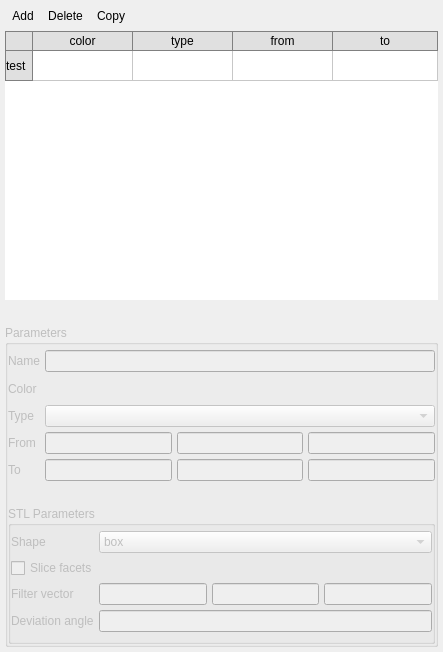
Above: gui/uifiles/regions.ui from truongd8593/mfix before the change. Below: the same form after it.
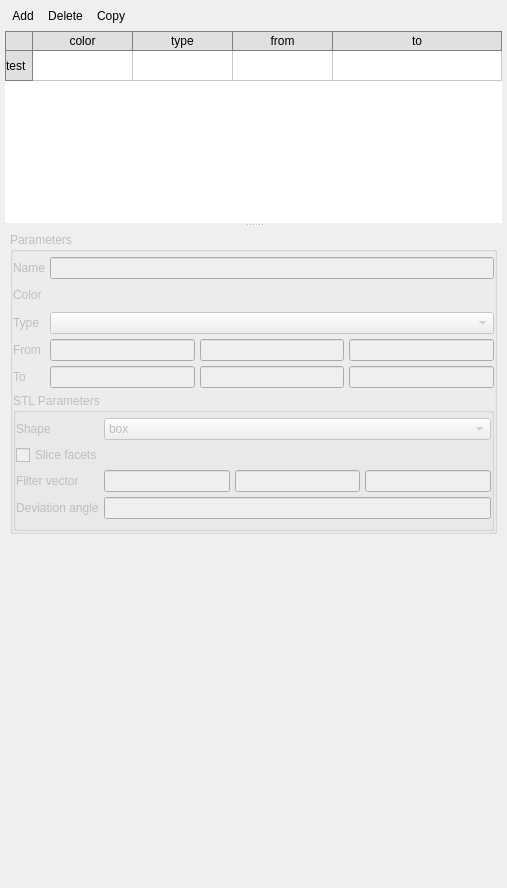
That is the form after the change. Custom widgets are drawn as their Qt base class.

Commit message: updated regions.ui file removed redundant import in project.py removed unneeded set selection mode in regions.py

Diff of the .ui file:
```diff
--- a/gui/uifiles/regions.ui
+++ b/gui/uifiles/regions.ui
@@ -6,8 +6,8 @@
    <rect>
     <x>0</x>
     <y>0</y>
-    <width>443</width>
-    <height>652</height>
+    <width>507</width>
+    <height>888</height>
    </rect>
   </property>
   <layout class="QVBoxLayout" name="verticalLayout_5">
@@ -19,6 +19,12 @@
    </property>
    <item>
     <widget class="QFrame" name="frame_18">
+     <property name="sizePolicy">
+      <sizepolicy hsizetype="Preferred" vsizetype="Fixed">
+       <horstretch>0</horstretch>
+       <verstretch>0</verstretch>
+      </sizepolicy>
+     </property>
      <property name="frameShape">
       <enum>QFrame::NoFrame</enum>
      </property>
@@ -79,7 +85,47 @@
     </widget>
    </item>
    <item>
+    <widget class="QSplitter" name="splitter">
+     <property name="enabled">
+      <bool>true</bool>
+     </property>
+     <property name="sizePolicy">
+      <sizepolicy hsizetype="Preferred" vsizetype="Expanding">
+       <horstretch>0</horstretch>
+       <verstretch>0</verstretch>
+      </sizepolicy>
+     </property>
+     <property name="orientation">
+      <enum>Qt::Vertical</enum>
+     </property>
+     <property name="childrenCollapsible">
+      <bool>false</bool>
+     </property>
     <widget class="Table" name="tablewidget_regions">
+      <property name="sizePolicy">
+       <sizepolicy hsizetype="Expanding" vsizetype="Minimum">
+        <horstretch>0</horstretch>
+        <verstretch>0</verstretch>
+       </sizepolicy>
+      </property>
+      <property name="minimumSize">
+       <size>
+        <width>0</width>
+        <height>0</height>
+       </size>
+      </property>
+      <property name="maximumSize">
+       <size>
+        <width>16777215</width>
+        <height>16777215</height>
+       </size>
+      </property>
+      <property name="baseSize">
+       <size>
+        <width>0</width>
+        <height>0</height>
+       </size>
+      </property>
      <property name="styleSheet">
       <string notr="true">QTableView{
   selection-background-color: #64B5F6;
@@ -139,6 +185,12 @@
      <attribute name="verticalHeaderVisible">
       <bool>true</bool>
      </attribute>
+      <attribute name="verticalHeaderCascadingSectionResizes">
+       <bool>false</bool>
+      </attribute>
+      <attribute name="verticalHeaderStretchLastSection">
+       <bool>false</bool>
+      </attribute>
      <row>
       <property name="text">
        <string>test</string>
@@ -165,28 +217,31 @@
       </property>
      </column>
     </widget>
-   </item>
-   <item>
-    <spacer name="verticalSpacer">
-     <property name="orientation">
-      <enum>Qt::Vertical</enum>
-     </property>
-     <property name="sizeType">
-      <enum>QSizePolicy::Maximum</enum>
-     </property>
-     <property name="sizeHint" stdset="0">
-      <size>
-       <width>20</width>
-       <height>20</height>
-      </size>
-     </property>
-    </spacer>
-   </item>
+     <widget class="QWidget" name="widget_lowerPane" native="true">
+      <property name="sizePolicy">
+       <sizepolicy hsizetype="Preferred" vsizetype="Expanding">
+        <horstretch>0</horstretch>
+        <verstretch>1</verstretch>
+       </sizepolicy>
+      </property>
+      <layout class="QVBoxLayout" name="verticalLayout">
+       <property name="spacing">
+        <number>5</number>
+       </property>
+       <property name="margin">
+        <number>5</number>
+       </property>
    <item>
     <widget class="QGroupBox" name="groupbox_region_parameters">
      <property name="enabled">
       <bool>false</bool>
      </property>
+         <property name="sizePolicy">
+          <sizepolicy hsizetype="Preferred" vsizetype="Fixed">
+           <horstretch>0</horstretch>
+           <verstretch>0</verstretch>
+          </sizepolicy>
+         </property>
      <property name="title">
       <string>Parameters</string>
      </property>
@@ -217,6 +272,12 @@
       </item>
       <item row="4" column="0">
        <widget class="QLabel" name="label_32">
+            <property name="sizePolicy">
+             <sizepolicy hsizetype="Preferred" vsizetype="Fixed">
+              <horstretch>0</horstretch>
+              <verstretch>0</verstretch>
+             </sizepolicy>
+            </property>
         <property name="text">
          <string>From</string>
         </property>
@@ -224,6 +285,12 @@
       </item>
       <item row="2" column="0">
        <widget class="QLabel" name="label_35">
+            <property name="sizePolicy">
+             <sizepolicy hsizetype="Preferred" vsizetype="Fixed">
+              <horstretch>0</horstretch>
+              <verstretch>0</verstretch>
+             </sizepolicy>
+            </property>
         <property name="text">
          <string>Type</string>
         </property>
@@ -243,6 +310,12 @@
       </item>
       <item row="5" column="0">
        <widget class="QLabel" name="label_33">
+            <property name="sizePolicy">
+             <sizepolicy hsizetype="Preferred" vsizetype="Fixed">
+              <horstretch>0</horstretch>
+              <verstretch>0</verstretch>
+             </sizepolicy>
+            </property>
         <property name="text">
          <string>To</string>
         </property>
@@ -253,16 +326,54 @@
       </item>
       <item row="0" column="0">
        <widget class="QLabel" name="label_34">
+            <property name="sizePolicy">
+             <sizepolicy hsizetype="Preferred" vsizetype="Fixed">
+              <horstretch>0</horstretch>
+              <verstretch>0</verstretch>
+             </sizepolicy>
+            </property>
         <property name="text">
          <string>Name</string>
         </property>
        </widget>
       </item>
+          <item row="4" column="3">
+           <widget class="LineEdit" name="lineedit_regions_from_z"/>
+          </item>
+          <item row="1" column="0">
+           <widget class="QLabel" name="label_4">
+            <property name="sizePolicy">
+             <sizepolicy hsizetype="Preferred" vsizetype="Fixed">
+              <horstretch>0</horstretch>
+              <verstretch>0</verstretch>
+             </sizepolicy>
+            </property>
+            <property name="text">
+             <string>Color</string>
+            </property>
+           </widget>
+          </item>
+          <item row="1" column="1">
+           <widget class="QToolButton" name="toolbutton_color">
+            <property name="text">
+             <string/>
+            </property>
+            <property name="autoRaise">
+             <bool>true</bool>
+            </property>
+           </widget>
+          </item>
       <item row="7" column="0" colspan="4">
        <widget class="QGroupBox" name="groupbox_stl">
         <property name="enabled">
          <bool>false</bool>
         </property>
+            <property name="sizePolicy">
+             <sizepolicy hsizetype="Preferred" vsizetype="Fixed">
+              <horstretch>0</horstretch>
+              <verstretch>0</verstretch>
+             </sizepolicy>
+            </property>
         <property name="title">
          <string>STL Parameters</string>
         </property>
@@ -294,6 +405,12 @@
          </item>
          <item row="2" column="0">
           <widget class="QLabel" name="label_2">
+               <property name="sizePolicy">
+                <sizepolicy hsizetype="Preferred" vsizetype="Fixed">
+                 <horstretch>0</horstretch>
+                 <verstretch>0</verstretch>
+                </sizepolicy>
+               </property>
            <property name="text">
             <string>Filter vector</string>
            </property>
@@ -304,6 +421,12 @@
          </item>
          <item row="0" column="0">
           <widget class="QLabel" name="label">
+               <property name="sizePolicy">
+                <sizepolicy hsizetype="Preferred" vsizetype="Fixed">
+                 <horstretch>0</horstretch>
+                 <verstretch>0</verstretch>
+                </sizepolicy>
+               </property>
            <property name="text">
             <string>Shape</string>
            </property>
@@ -328,6 +451,12 @@
          </item>
          <item row="3" column="0">
           <widget class="QLabel" name="label_3">
+               <property name="sizePolicy">
+                <sizepolicy hsizetype="Preferred" vsizetype="Fixed">
+                 <horstretch>0</horstretch>
+                 <verstretch>0</verstretch>
+                </sizepolicy>
+               </property>
            <property name="text">
             <string>Deviation angle</string>
            </property>
@@ -339,43 +468,27 @@
         </layout>
        </widget>
       </item>
-      <item row="4" column="3">
-       <widget class="LineEdit" name="lineedit_regions_from_z"/>
-      </item>
-      <item row="1" column="0">
-       <widget class="QLabel" name="label_4">
-        <property name="text">
-         <string>Color</string>
-        </property>
-       </widget>
-      </item>
-      <item row="1" column="1">
-       <widget class="QToolButton" name="toolbutton_color">
-        <property name="text">
-         <string/>
-        </property>
-        <property name="autoRaise">
-         <bool>true</bool>
-        </property>
-       </widget>
-      </item>
-      <item row="6" column="1">
-       <spacer name="verticalSpacer_2">
+         </layout>
+        </widget>
+       </item>
+       <item>
+        <spacer name="verticalSpacer">
         <property name="orientation">
          <enum>Qt::Vertical</enum>
         </property>
         <property name="sizeType">
-         <enum>QSizePolicy::Maximum</enum>
+          <enum>QSizePolicy::Expanding</enum>
         </property>
         <property name="sizeHint" stdset="0">
          <size>
           <width>20</width>
-          <height>20</height>
+           <height>40</height>
          </size>
         </property>
        </spacer>
       </item>
      </layout>
+     </widget>
     </widget>
    </item>
   </layout>
```
Left out of the diff: 6 changed lines with no effect on the pictures. Lines whose indentation alone changed are shown as unchanged. The commit also changes 2 other files.
